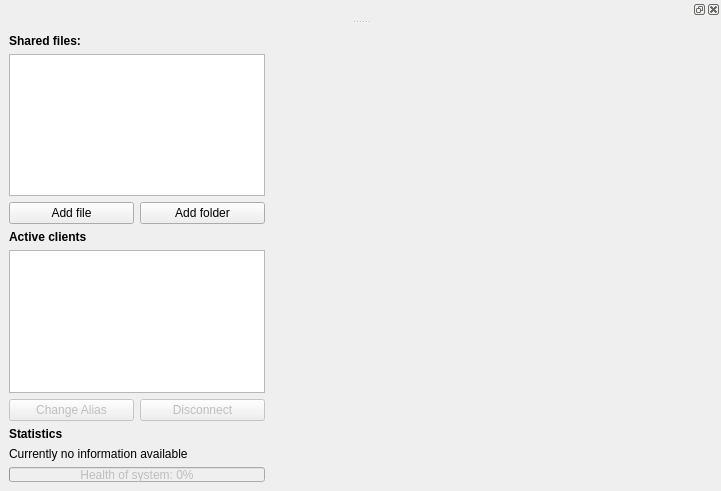
First picture: the form in textshredder_ui/editorview.ui, repository mitchelkuijpers/TextShredder, before the edit.
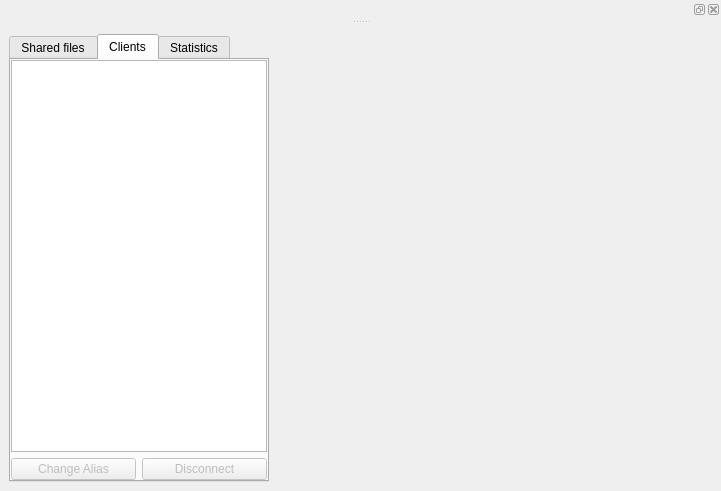
Second picture: the form after the edit. The open tabs and pages were chosen to show the change. Custom widgets are drawn as their Qt base class.

Commit message: Left interface bar now has tabs and you cannot connect/start a server without entering a Alias anymore.

```diff
--- a/textshredder_ui/editorview.ui
+++ b/textshredder_ui/editorview.ui
@@ -18,66 +18,39 @@
   </property>
   <widget class="QWidget" name="centralwidget">
    <layout class="QGridLayout" name="gridLayout_2">
-    <item row="0" column="0">
-     <layout class="QGridLayout" name="gridLayout" rowstretch="0,0,0,0,0,0,0,0,0,0,0,0">
+    <item row="0" column="1">
+     <layout class="QGridLayout" name="gridLayout" rowstretch="0,0,0">
       <property name="sizeConstraint">
        <enum>QLayout::SetDefaultConstraint</enum>
       </property>
       <property name="horizontalSpacing">
-       <number>6</number>
+       <number>0</number>
       </property>
-      <item row="0" column="0" colspan="2">
-       <widget class="QLabel" name="sharedFilesLabel">
-        <property name="font">
-         <font>
-          <weight>75</weight>
-          <bold>true</bold>
-         </font>
+      <item row="0" column="0">
+       <widget class="QTabWidget" name="tabWidget">
+        <property name="sizePolicy">
+         <sizepolicy hsizetype="Maximum" vsizetype="Expanding">
+          <horstretch>0</horstretch>
+          <verstretch>0</verstretch>
+         </sizepolicy>
         </property>
-        <property name="text">
-         <string>Shared files:</string>
+        <property name="maximumSize">
+         <size>
+          <width>270</width>
+          <height>16777215</height>
+         </size>
         </property>
-       </widget>
-      </item>
-      <item row="2" column="0">
-       <widget class="QPushButton" name="addFileButton">
-        <property name="toolTip">
-         <string>Add file to share</string>
+        <property name="currentIndex">
+         <number>0</number>
         </property>
-        <property name="text">
-         <string>Add file</string>
-        </property>
-       </widget>
-      </item>
-      <item row="2" column="1">
-       <widget class="QPushButton" name="addFolderButton">
-        <property name="enabled">
-         <bool>true</bool>
-        </property>
-        <property name="toolTip">
-         <string>Add folder to share</string>
-        </property>
-        <property name="text">
-         <string>Add folder</string>
-        </property>
-       </widget>
-      </item>
-      <item row="4" column="0" colspan="2">
-       <widget class="QLabel" name="activeClientsLabel">
-        <property name="font">
-         <font>
-          <weight>75</weight>
-          <bold>true</bold>
-         </font>
-        </property>
-        <property name="text">
-         <string>Active clients</string>
-        </property>
-       </widget>
-      </item>
-      <item row="5" column="0" colspan="2">
-       <widget class="UserListView" name="listWidget"/>
-      </item>
+        <widget class="QWidget" name="sharedFilesTab">
+         <attribute name="title">
+          <string>Shared files</string>
+         </attribute>
+         <layout class="QGridLayout" name="gridLayout_5">
+          <property name="margin">
+           <number>0</number>
+          </property>
       <item row="1" column="0" colspan="2">
        <widget class="QTreeView" name="fileTreeWidget">
         <property name="editTriggers">
@@ -97,17 +70,43 @@
         </attribute>
        </widget>
       </item>
-      <item row="6" column="0">
-       <widget class="QPushButton" name="changeAliasButton">
+          <item row="2" column="1">
+           <widget class="QPushButton" name="addFolderButton">
         <property name="enabled">
-         <bool>false</bool>
-        </property>
+             <bool>true</bool>
+            </property>
+            <property name="toolTip">
+             <string>Add folder to share</string>
+            </property>
         <property name="text">
-         <string>Change Alias</string>
+             <string>Add folder</string>
         </property>
        </widget>
       </item>
-      <item row="6" column="1">
+          <item row="2" column="0">
+           <widget class="QPushButton" name="addFileButton">
+            <property name="toolTip">
+             <string>Add file to share</string>
+            </property>
+            <property name="text">
+             <string>Add file</string>
+            </property>
+           </widget>
+          </item>
+         </layout>
+        </widget>
+        <widget class="QWidget" name="clientsTab">
+         <attribute name="title">
+          <string>Clients</string>
+         </attribute>
+         <layout class="QGridLayout" name="gridLayout_4">
+          <property name="margin">
+           <number>0</number>
+          </property>
+          <item row="0" column="0" rowspan="2" colspan="2">
+           <widget class="UserListView" name="listWidget"/>
+          </item>
+          <item row="2" column="1">
        <widget class="QPushButton" name="disconnectButton">
         <property name="enabled">
          <bool>false</bool>
@@ -117,20 +116,39 @@
         </property>
        </widget>
       </item>
-      <item row="8" column="0" colspan="2">
-       <widget class="QLabel" name="label">
-        <property name="font">
-         <font>
-          <weight>75</weight>
-          <bold>true</bold>
-         </font>
+          <item row="2" column="0">
+           <widget class="QPushButton" name="changeAliasButton">
+            <property name="enabled">
+             <bool>false</bool>
         </property>
         <property name="text">
+             <string>Change Alias</string>
+            </property>
+           </widget>
+          </item>
+         </layout>
+         <zorder>listWidget</zorder>
+         <zorder>disconnectButton</zorder>
+         <zorder>listWidget</zorder>
+         <zorder>disconnectButton</zorder>
+         <zorder>changeAliasButton</zorder>
+        </widget>
+        <widget class="QWidget" name="statisticsTab">
+         <attribute name="title">
          <string>Statistics</string>
+         </attribute>
+         <layout class="QGridLayout" name="gridLayout_3">
+          <property name="margin">
+           <number>0</number>
+          </property>
+          <item row="0" column="0">
+           <widget class="QLabel" name="processingTimeLabel">
+            <property name="text">
+             <string>Currently no information available</string>
         </property>
        </widget>
       </item>
-      <item row="10" column="0" colspan="2">
+          <item row="1" column="0">
        <widget class="QProgressBar" name="healthBar">
         <property name="enabled">
          <bool>false</bool>
@@ -164,16 +182,13 @@
         </property>
        </widget>
       </item>
-      <item row="9" column="0" colspan="2">
-       <widget class="QLabel" name="processingTimeLabel">
-        <property name="text">
-         <string>Currently no information available</string>
-        </property>
-       </widget>
+         </layout>
+        </widget>
+       </widget>
       </item>
      </layout>
     </item>
-    <item row="0" column="1">
+    <item row="0" column="2">
      <widget class="QTabWidget" name="openedFileTabs">
       <property name="sizePolicy">
        <sizepolicy hsizetype="Expanding" vsizetype="Expanding">
@@ -184,7 +199,19 @@
       <property name="minimumSize">
        <size>
         <width>0</width>
-        <height>174</height>
+        <height>216</height>
+       </size>
+      </property>
+      <property name="maximumSize">
+       <size>
+        <width>16777215</width>
+        <height>16777215</height>
+       </size>
+      </property>
+      <property name="sizeIncrement">
+       <size>
+        <width>0</width>
+        <height>0</height>
        </size>
       </property>
       <property name="acceptDrops">
@@ -210,6 +237,9 @@
    </layout>
   </widget>
   <widget class="QDockWidget" name="ribbonDock">
+   <property name="enabled">
+    <bool>false</bool>
+   </property>
    <property name="sizePolicy">
     <sizepolicy hsizetype="Expanding" vsizetype="Preferred">
      <horstretch>0</horstretch>
```
Lines whose indentation alone changed are shown as unchanged. The commit also changes 3 other files.
